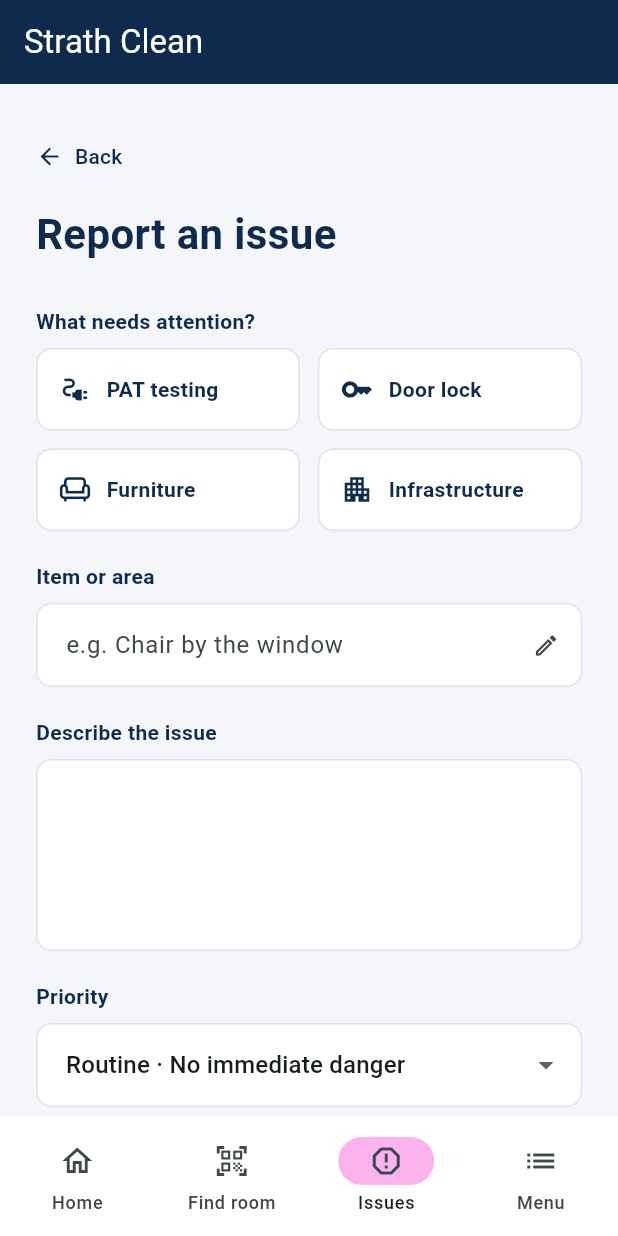
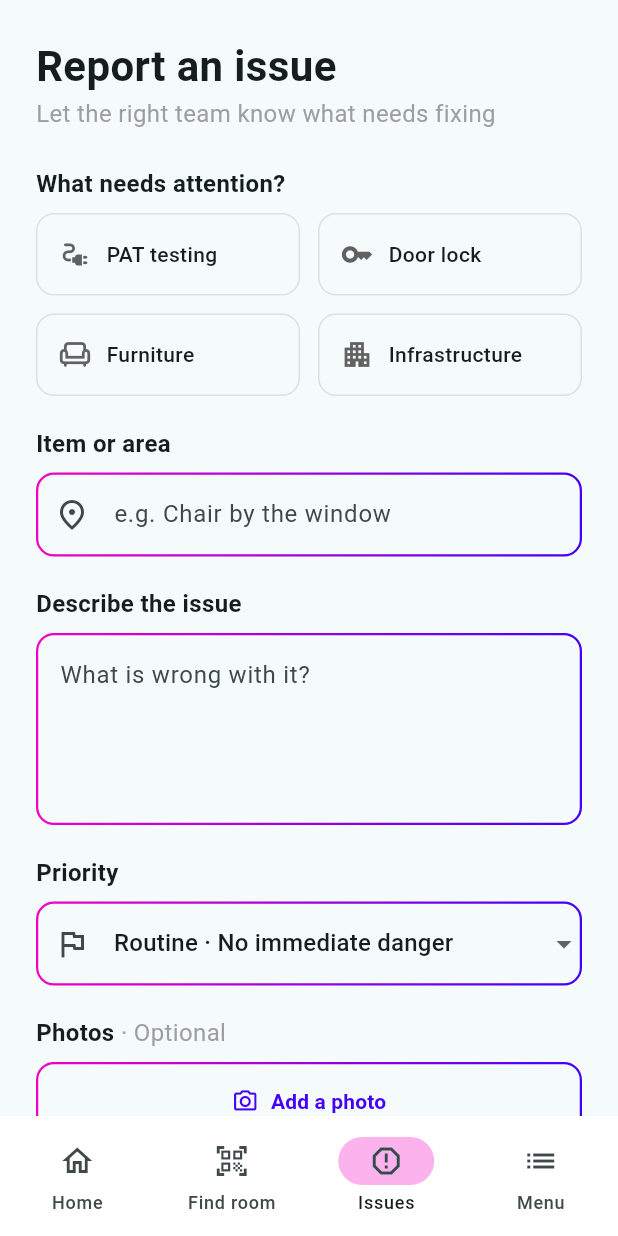
Before and after one commit to teuos/StrathClean, a Flutter app: the IssuesPage screen opened directly, on a phone screen of 412 x 824 dp. Run offline on Flutter 3.47's test engine with Material 3 defaults, Android fonts, the phone set to English and light mode, and no system bars; missing offline and left inert: mobile_scanner.

Commit message:
updated theming and added shortcut to reports

```diff
--- a/frontend/lib/app.dart
+++ b/frontend/lib/app.dart
@@ -14,11 +14,19 @@ class StrathCleanApp extends StatelessWidget {
 
   @override
   Widget build(BuildContext context) {
+
+    final colors = ColorScheme.fromSeed(seedColor: brandTeal);
+
     return MaterialApp(
       title: 'StrathClean',
       debugShowCheckedModeBanner: false,
       theme: ThemeData(
-        colorScheme: ColorScheme.fromSeed(seedColor: Colors.white),
+        colorScheme: colors,
+          appBarTheme: AppBarTheme(
+          backgroundColor: colors.surfaceContainer, // the scrolled tint
+          scrolledUnderElevation: 0,
+          surfaceTintColor: Colors.transparent,
+        ),
       ),
       initialRoute: '/',
       onGenerateRoute: (settings) {
--- a/frontend/lib/features/pages/cleanroom.dart
+++ b/frontend/lib/features/pages/cleanroom.dart
@@ -60,34 +60,6 @@ class _CleanRoomState extends State<CleanRoom> {
               ),
               const SizedBox(height: 20),
               Container(
-                alignment: Alignment.topLeft,
-                padding: const EdgeInsets.all(15),
-                decoration: const ShapeDecoration(
-                  shape: GradientOutlineInputBorder(
-                    gradient: brandGradient,
-                    width: 1.5,
-                  ),
-                ),
-                child: Column(
-                  crossAxisAlignment: CrossAxisAlignment.start,
-                  children: [
-                    Text(
-                      'Assigned to you',
-                      style: const TextStyle(fontWeight: FontWeight.bold, fontSize: 22)),
-                    const SizedBox(height: 10),
-                    Text(
-                      'Sample Name ⋅ Today, 09:15-09:35',
-                      style: const TextStyle(fontSize: 16, color: Colors.grey),
-                    ),
-                    Text(
-                      'Last cleaned: Fri 9 Oct, 09:26 ⋅ Sample Name',
-                      style: const TextStyle(fontSize: 16, color: Colors.grey),
-                    ),
-                    ],
-                ),
-              ),
-              const SizedBox(height: 20),
-              Container(
                 padding: const EdgeInsets.all(1.5),
                 decoration: const ShapeDecoration(
                   shape: GradientOutlineInputBorder(
@@ -105,6 +77,32 @@ class _CleanRoomState extends State<CleanRoom> {
                 ),
               ),
               const SizedBox(height: 24),
+              // Opens the Issues page on top of this one; the app bar's back
+              // arrow returns here with the checklist still ticked.
+              DecoratedBox(
+                decoration: const ShapeDecoration(
+                  shape: GradientOutlineInputBorder(
+                    gradient: brandGradient,
+                    width: 1.5,
+                  ),
+                ),
+                child: TextButton.icon(
+                  onPressed: () => Navigator.pushNamed(context, '/issues'),
+                  icon: const Icon(Icons.report_gmailerrorred),
+                  label: const Text(
+                    'Report an issue',
+                    style: TextStyle(fontWeight: FontWeight.bold),
+                  ),
+                  style: TextButton.styleFrom(
+                    foregroundColor: brandBlue,
+                    padding: const EdgeInsets.symmetric(vertical: 16),
+                    shape: const RoundedRectangleBorder(
+                      borderRadius: cornerRadius,
+                    ),
+                  ),
+                ),
+              ),
+              const SizedBox(height: 12),
               // Grey and disabled until every item is ticked, then gradient.
               DecoratedBox(
                 decoration: BoxDecoration(
--- a/frontend/lib/features/pages/findroom.dart
+++ b/frontend/lib/features/pages/findroom.dart
@@ -174,26 +174,22 @@ class _FindRoomPageState extends State<FindRoomPage> {
     final colors = Theme.of(context).colorScheme;
 
     return Scaffold(
-      appBar: AppBar(title: const Text('StrathClean')),
       bottomNavigationBar: const AppNavBar(currentIndex: 1),
       body: SafeArea(
         child: SingleChildScrollView(
-          padding: const EdgeInsets.only(left: 24, bottom: 0, top: 0, right: 24),
+          padding: const EdgeInsets.only(left: 24, bottom: 0, top: 24, right: 24),
           child: Form(
             key: _formKey,
             child: Column(
               crossAxisAlignment: CrossAxisAlignment.stretch,
               children: [
                 const Text(
-                  'Find Room',
-                  textAlign: TextAlign.left,
-                  style: TextStyle(fontSize: 36),
+                  'Find a room',
+                  style: TextStyle(fontSize: 28, fontWeight: FontWeight.bold),
                 ),
-                const SizedBox(height: 16),
                 const Text(
                   'Scan the QR code on the room door',
-                  textAlign: TextAlign.center,
-                  style: TextStyle(fontSize: 16),
+                  style: TextStyle(fontSize: 16, color: Colors.grey),
                 ),
                 const SizedBox(height: 16),
 
--- a/frontend/lib/features/pages/home.dart
+++ b/frontend/lib/features/pages/home.dart
@@ -8,7 +8,6 @@ class HomePage extends StatelessWidget {
   @override
   Widget build(BuildContext context) {
     return Scaffold(
-      appBar: AppBar(title: const Text('StrathClean')),
       body: const Center(child: Text('Home!')),
       bottomNavigationBar: const AppNavBar(currentIndex: 0)
     );
--- a/frontend/lib/features/pages/issues.dart
+++ b/frontend/lib/features/pages/issues.dart
@@ -1,4 +1,7 @@
 import 'package:flutter/material.dart';
+
+import 'package:strath_clean/theme/app_colors.dart';
+import 'package:strath_clean/widgets/gradient_outline_input_border.dart';
 import 'package:strath_clean/widgets/navbar.dart';
 
 class IssuesPage extends StatefulWidget {
@@ -9,11 +12,6 @@ class IssuesPage extends StatefulWidget {
 }
 
 class _IssuesPageState extends State<IssuesPage> {
-  static const _navy = Color(0xFF0E2A4D);
-  static const _bg = Color(0xFFF4F6FA);
-  static const _selectedFill = Color(0xFFE8F0F9);
-  static const _radius = BorderRadius.all(Radius.circular(10));
-
   static const _categories = <(String, IconData)>[
     ('PAT testing', Icons.electrical_services),
     ('Door lock', Icons.key),
@@ -26,6 +24,26 @@ class _IssuesPageState extends State<IssuesPage> {
     'Urgent · Needs attention soon',
     'Emergency · Immediate danger',
   ];
+
+  // Same field style as the login and Find room pages.
+  static const _fieldDecoration = InputDecoration(
+    enabledBorder: GradientOutlineInputBorder(
+      gradient: brandGradient,
+      width: 1.5,
+    ),
+    focusedBorder: GradientOutlineInputBorder(
+      gradient: brandGradient,
+      width: 2.5,
+    ),
+    errorBorder: OutlineInputBorder(
+      borderRadius: cornerRadius,
+      borderSide: BorderSide(color: Colors.red, width: 1.5),
+    ),
+    focusedErrorBorder: OutlineInputBorder(
+      borderRadius: cornerRadius,
+      borderSide: BorderSide(color: Colors.red, width: 2.5),
+    ),
+  );
 
   final _formKey = GlobalKey<FormState>();
   final _itemController = TextEditingController();
@@ -41,47 +59,32 @@ class _IssuesPageState extends State<IssuesPage> {
     super.dispose();
   }
 
+  bool get _isComplete =>
+      _category != null &&
+      _itemController.text.trim().isNotEmpty &&
+      _descController.text.trim().isNotEmpty;
+
   void _submit() {
-    if (_formKey.currentState!.validate()) {
-      // Handle the submitted form here.
+    if (!_formKey.currentState!.validate()) return;
+    // TODO: send the issue to your backend here.
+    ScaffoldMessenger.of(context).showSnackBar(
+      SnackBar(content: Text('$_category issue reported')),
+    );
   }
-  }
-
-  InputDecoration _decoration({String? hint, Widget? suffix}) =>
-      InputDecoration(
-        hintText: hint,
-        suffixIcon: suffix,
-        filled: true,
-        fillColor: Colors.white,
-        contentPadding:
-            const EdgeInsets.symmetric(horizontal: 16, vertical: 16),
-        border: const OutlineInputBorder(
-          borderRadius: _radius,
-          borderSide: BorderSide(color: Color(0xFFDDE3EC)),
-        ),
-        enabledBorder: const OutlineInputBorder(
-          borderRadius: _radius,
-          borderSide: BorderSide(color: Color(0xFFDDE3EC)),
-        ),
-      );
 
   Widget _label(String text, {String? trailing}) => Padding(
         padding: const EdgeInsets.only(bottom: 8),
         child: Text.rich(
           TextSpan(
             text: text,
-            style: const TextStyle(
-              fontWeight: FontWeight.w600,
-              fontSize: 14,
-              color: _navy,
-            ),
+            style: const TextStyle(fontWeight: FontWeight.bold, fontSize: 16),
             children: [
               if (trailing != null)
                 TextSpan(
                   text: ' · $trailing',
                   style: const TextStyle(
-                    fontWeight: FontWeight.w400,
-                    color: Colors.black54,
+                    fontWeight: FontWeight.normal,
+                    color: Colors.grey,
                   ),
                 ),
             ],
@@ -91,33 +94,46 @@ class _IssuesPageState extends State<IssuesPage> {
 
   Widget _categoryCard(String label, IconData icon) {
     final selected = _category == label;
+
     return InkWell(
-      borderRadius: _radius,
+      borderRadius: cornerRadius,
       onTap: () => setState(() => _category = label),
       child: Ink(
-        decoration: BoxDecoration(
-          color: selected ? _selectedFill : Colors.white,
-          borderRadius: _radius,
-          border: Border.all(
-            color: selected ? _navy : const Color(0xFFDDE3EC),
+        // Gradient outline when selected, light grey outline when not.
+        decoration: selected
+            ? ShapeDecoration(
+                color: brandPink.withValues(alpha: 0.12),
+                shape: const GradientOutlineInputBorder(
+                  gradient: brandGradient,
+                  width: 2,
+                ),
+              )
+            : ShapeDecoration(
+                shape: RoundedRectangleBorder(
+                  borderRadius: cornerRadius,
+                  side: BorderSide(color: Colors.grey.shade300),
                 ),
               ),
         padding: const EdgeInsets.symmetric(horizontal: 14),
         child: Row(
           children: [
-            Icon(icon, size: 22, color: _navy),
+            Icon(
+              icon,
+              size: 22,
+              color: selected ? brandBlue : Colors.grey.shade700,
+            ),
             const SizedBox(width: 10),
             Expanded(
               child: Text(
                 label,
                 overflow: TextOverflow.ellipsis,
-                style: const TextStyle(
-                  fontWeight: FontWeight.w600,
-                  color: _navy,
+                style: TextStyle(
+                  fontWeight: selected ? FontWeight.bold : FontWeight.w500,
                 ),
               ),
             ),
-            if (selected) const Icon(Icons.check, size: 18, color: _navy),
+            if (selected)
+              const Icon(Icons.check_circle, size: 18, color: brandBlue),
           ],
         ),
       ),
@@ -127,12 +143,7 @@ class _IssuesPageState extends State<IssuesPage> {
   @override
   Widget build(BuildContext context) {
     return Scaffold(
-      backgroundColor: _bg,
-      appBar: AppBar(
-        backgroundColor: _navy,
-        foregroundColor: Colors.white,
-        title: const Text('Strath Clean'),
-      ),
+      bottomNavigationBar: const AppNavBar(currentIndex: 2),
       body: SafeArea(
         child: SingleChildScrollView(
           padding: const EdgeInsets.all(24),
@@ -141,27 +152,14 @@ class _IssuesPageState extends State<IssuesPage> {
             child: Column(
               crossAxisAlignment: CrossAxisAlignment.stretch,
               children: [
-                TextButton.icon(
-                  onPressed: () => Navigator.maybePop(context),
-                  icon: const Icon(Icons.arrow_back, size: 18),
-                  label: const Text('Back'),
-                  style: TextButton.styleFrom(
-                    foregroundColor: _navy,
-                    alignment: Alignment.centerLeft,
-                    padding: EdgeInsets.zero,
-                  ),
-                ),
-                const SizedBox(height: 8),
                 const Text(
                   'Report an issue',
-                  style: TextStyle(
-                    fontSize: 28,
-                    fontWeight: FontWeight.bold,
-                    color: _navy,
+                  style: TextStyle(fontSize: 28, fontWeight: FontWeight.bold),
                 ),
+                const Text(
+                  'Let the right team know what needs fixing',
+                  style: TextStyle(fontSize: 16, color: Colors.grey),
                 ),
-                const SizedBox(height: 4),
-
                 const SizedBox(height: 24),
 
                 _label('What needs attention?'),
@@ -202,11 +200,12 @@ class _IssuesPageState extends State<IssuesPage> {
                 _label('Item or area'),
                 TextFormField(
                   controller: _itemController,
-                  decoration: _decoration(
-                    hint: 'e.g. Chair by the window',
-                    suffix: const Icon(Icons.edit_outlined, size: 18),
+                  textInputAction: TextInputAction.next,
+                  decoration: _fieldDecoration.copyWith(
+                    hintText: 'e.g. Chair by the window',
+                    prefixIcon: const Icon(Icons.place_outlined),
                   ),
-                  validator: (v) => (v == null || v.isEmpty)
+                  validator: (v) => (v == null || v.trim().isEmpty)
                       ? 'Please enter the item or area'
                       : null,
                 ),
@@ -216,8 +215,10 @@ class _IssuesPageState extends State<IssuesPage> {
                 TextFormField(
                   controller: _descController,
                   maxLines: 4,
-                  decoration: _decoration(),
-                  validator: (v) => (v == null || v.isEmpty)
+                  decoration: _fieldDecoration.copyWith(
+                    hintText: 'What is wrong with it?',
+                  ),
+                  validator: (v) => (v == null || v.trim().isEmpty)
                       ? 'Please enter a description of the issue'
                       : null,
                 ),
@@ -226,7 +227,10 @@ class _IssuesPageState extends State<IssuesPage> {
                 _label('Priority'),
                 DropdownButtonFormField<String>(
                   value: _priority,
-                  decoration: _decoration(),
+                  decoration: _fieldDecoration.copyWith(
+                    prefixIcon: const Icon(Icons.flag_outlined),
+                  ),
+                  borderRadius: cornerRadius,
                   items: [
                     for (final p in _priorities)
                       DropdownMenuItem(value: p, child: Text(p)),
@@ -240,10 +244,12 @@ class _IssuesPageState extends State<IssuesPage> {
                   Container(
                     padding: const EdgeInsets.all(12),
                     margin: const EdgeInsets.only(bottom: 12),
-                    decoration: BoxDecoration(
-                      color: const Color(0xFFF0F3F8),
-                      borderRadius: _radius,
-                      border: Border.all(color: const Color(0xFFDDE3EC)),
+                    decoration: ShapeDecoration(
+                      color: brandTeal.withValues(alpha: 0.08),
+                      shape: RoundedRectangleBorder(
+                        borderRadius: cornerRadius,
+                        side: BorderSide(color: Colors.grey.shade300),
+                      ),
                     ),
                     child: Row(
                       children: [
@@ -256,7 +262,7 @@ class _IssuesPageState extends State<IssuesPage> {
                               Text(
                                 _photo!,
                                 style: const TextStyle(
-                                  fontWeight: FontWeight.w600,
+                                  fontWeight: FontWeight.bold,
                                 ),
                               ),
                               GestureDetector(
@@ -265,21 +271,26 @@ class _IssuesPageState extends State<IssuesPage> {
                                   '1 photo attached · Remove',
                                   style: TextStyle(
                                     fontSize: 12,
-                                    color: Colors.black54,
+                                    color: Colors.grey,
                                   ),
                                 ),
                               ),
                             ],
                           ),
                         ),
-                        const Icon(
-                          Icons.check_circle_outline,
-                          color: Colors.green,
-                        ),
+                        const Icon(Icons.check_circle, color: brandTeal),
                       ],
                     ),
                   ),
-                OutlinedButton.icon(
+                // Outlined button with the gradient border.
+                DecoratedBox(
+                  decoration: const ShapeDecoration(
+                    shape: GradientOutlineInputBorder(
+                      gradient: brandGradient,
+                      width: 1.5,
+                    ),
+                  ),
+                  child: TextButton.icon(
                     onPressed: () {
                       // Plug in image_picker here.
                       setState(() => _photo = 'chair-leg.jpg');
@@ -287,28 +298,29 @@ class _IssuesPageState extends State<IssuesPage> {
                     icon: const Icon(Icons.photo_camera_outlined),
                     label: Text(
                       _photo == null ? 'Add a photo' : 'Add another photo',
-                    style: const TextStyle(fontWeight: FontWeight.w600),
+                      style: const TextStyle(fontWeight: FontWeight.bold),
                     ),
-                  style: OutlinedButton.styleFrom(
-                    backgroundColor: Colors.white,
-                    foregroundColor: _navy,
-                    side: const BorderSide(color: Color(0xFFDDE3EC)),
+                    style: TextButton.styleFrom(
+                      foregroundColor: brandBlue,
                       padding: const EdgeInsets.symmetric(vertical: 16),
-                    shape: const RoundedRectangleBorder(borderRadius: _radius),
+                      shape: const RoundedRectangleBorder(
+                        borderRadius: cornerRadius,
+                      ),
+                    ),
                   ),
                 ),
                 const SizedBox(height: 16),
 
                 Container(
                   padding: const EdgeInsets.all(16),
-                  decoration: const BoxDecoration(
-                    color: Color(0xFFE8F0F9),
-                    borderRadius: _radius,
+                  decoration: BoxDecoration(
+                    color: brandTeal.withValues(alpha: 0.1),
+                    borderRadius: cornerRadius,
                   ),
                   child: Row(
                     crossAxisAlignment: CrossAxisAlignment.start,
                     children: [
-                      const Icon(Icons.alt_route, color: _navy),
+                      const Icon(Icons.alt_route, color: brandTeal),
                       const SizedBox(width: 12),
                       Expanded(
                         child: Column(
@@ -319,8 +331,7 @@ class _IssuesPageState extends State<IssuesPage> {
                                   ? 'Sent to Estates · Furniture repairs'
                                   : 'Sent to the right team',
                               style: const TextStyle(
-                                fontWeight: FontWeight.w600,
-                                color: Color(0xFF1F5FA8),
+                                fontWeight: FontWeight.bold,
                               ),
                             ),
                             const SizedBox(height: 4),
@@ -329,7 +340,7 @@ class _IssuesPageState extends State<IssuesPage> {
                               'category.',
                               style: TextStyle(
                                 fontSize: 13,
-                                color: Colors.black54,
+                                color: Colors.grey,
                               ),
                             ),
                           ],
@@ -338,27 +349,49 @@ class _IssuesPageState extends State<IssuesPage> {
                     ],
                   ),
                 ),
-                const SizedBox(height: 16),
+                const SizedBox(height: 24),
 
-                FilledButton(
-                  onPressed: _submit,
+                // Grey until a category is picked and both text boxes are
+                // filled, then the gradient — same as Find room.
+                ListenableBuilder(
+                  listenable: Listenable.merge([
+                    _itemController,
+                    _descController,
+                  ]),
+                  builder: (context, _) {
+                    final ready = _isComplete;
+                    return DecoratedBox(
+                      decoration: BoxDecoration(
+                        gradient: ready ? brandGradient : null,
+                        color: ready ? null : Colors.grey.shade400,
+                        borderRadius: cornerRadius,
+                      ),
+                      child: FilledButton(
+                        onPressed: ready ? _submit : null,
                         style: FilledButton.styleFrom(
-                    backgroundColor: _navy,
+                          backgroundColor: Colors.transparent,
+                          disabledBackgroundColor: Colors.transparent,
+                          shadowColor: Colors.transparent,
                           foregroundColor: Colors.white,
-                    padding: const EdgeInsets.symmetric(vertical: 18),
-                    shape: const RoundedRectangleBorder(borderRadius: _radius),
+                          disabledForegroundColor: Colors.white70,
+                          shape: const RoundedRectangleBorder(
+                            borderRadius: cornerRadius,
+                          ),
+                          padding: const EdgeInsets.symmetric(vertical: 16),
                         ),
                         child: const Text(
                           'Submit issue',
                           style: TextStyle(fontWeight: FontWeight.bold),
                         ),
                       ),
+                    );
+                  },
+                ),
               ],
             ),
           ),
         ),
       ),
-      bottomNavigationBar: const AppNavBar(currentIndex: 2),
     );
   }
 }
--- a/frontend/lib/features/pages/menu.dart
+++ b/frontend/lib/features/pages/menu.dart
@@ -11,7 +11,6 @@ class MenuPage extends StatelessWidget {
 @override
 Widget build(BuildContext context) {
   return Scaffold(
-    appBar: AppBar(title: const Text('StrathClean')),
     body: SafeArea(
       child: SingleChildScrollView(
         padding: const EdgeInsets.all(24),
--- a/frontend/lib/features/pages/roomaudit.dart
+++ b/frontend/lib/features/pages/roomaudit.dart
@@ -32,7 +32,6 @@ class _AuditPageState extends State<AuditPage> {
     final room = widget.room;
 
     return Scaffold(
-      appBar: AppBar(title: const Text('Audit')),
       body: SafeArea(
         child: SingleChildScrollView(
           padding: const EdgeInsets.all(24),
```
Lines whose indentation alone changed are shown as unchanged.
